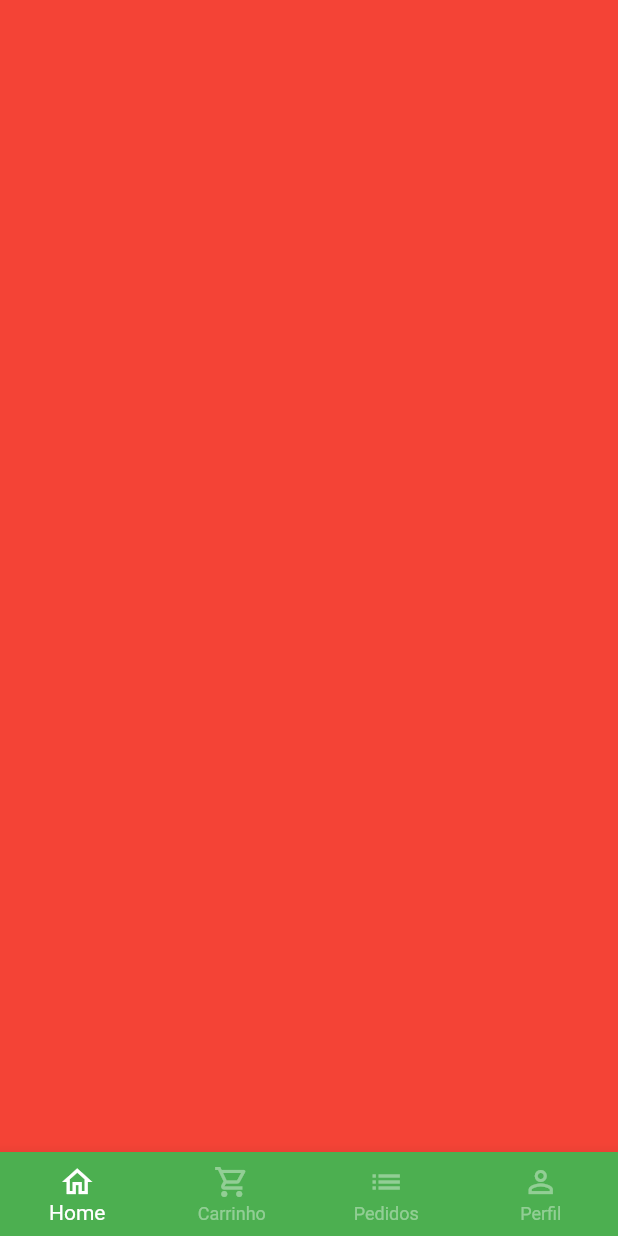
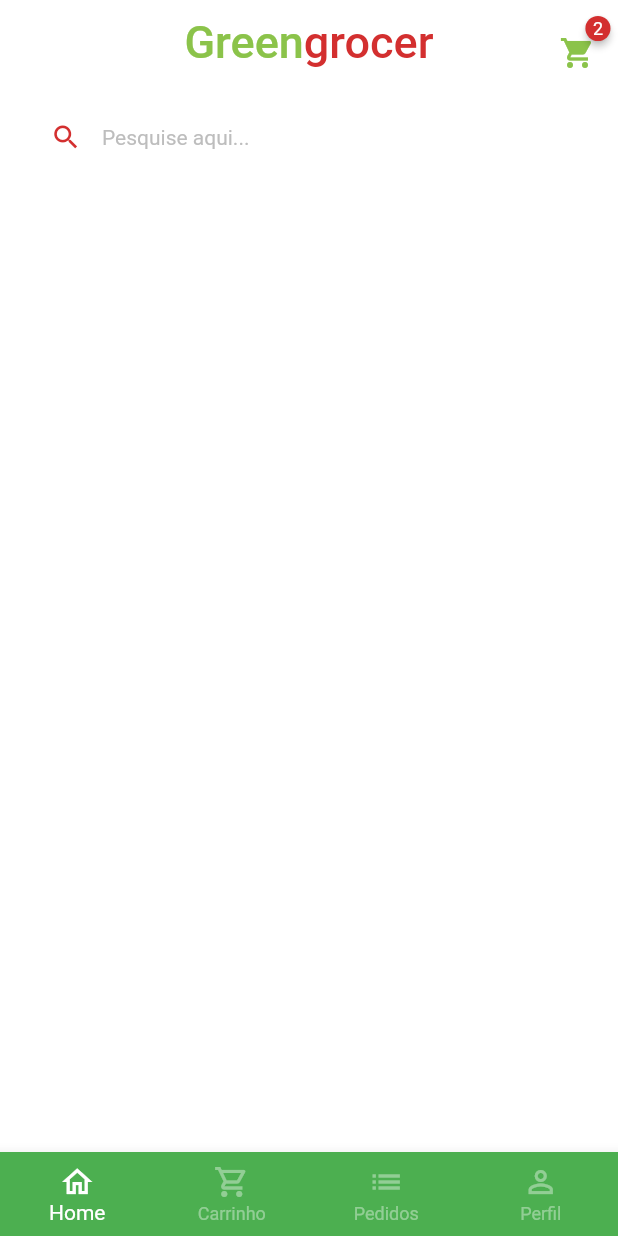
Before and after one commit to douglasfcsoares/greengrocer, a Flutter app: the screen it shows after launch, after a tap on "Entrar", on a phone screen of 412 x 824 dp. Run offline on Flutter 3.47's test engine with Material 2 defaults, Android fonts, the phone set to English and light mode, and no system bars; drawn by our look-alikes of badges; our stand-ins replace animated_text_kit, mask_text_input_formatter.

Commit message:
Criação da tela home até o campo de pesquisa

```diff
--- a/lib/main.dart
+++ b/lib/main.dart
@@ -14,6 +14,7 @@ class MyApp extends StatelessWidget {
       title: 'Flutter Demo',
       theme: ThemeData(
         primarySwatch: Colors.green,
+        scaffoldBackgroundColor: Colors.white.withAlpha(190),
       ),
       debugShowCheckedModeBanner: false,
       home: const SignInScreen(),
--- a/lib/src/base/base_screen.dart
+++ b/lib/src/base/base_screen.dart
@@ -1,4 +1,5 @@
 import 'package:flutter/material.dart';
+import 'package:greengrocer/src/home/home_tab.dart';
 
 class BaseScreen extends StatefulWidget {
   const BaseScreen({Key? key}) : super(key: key);
@@ -18,9 +19,7 @@ class _BaseScreenState extends State<BaseScreen> {
         physics: const NeverScrollableScrollPhysics(),
         controller: pageController,
         children: [
-          Container(
-            color: Colors.red,
-          ),
+          const HomeTab(),
           Container(
             color: Colors.yellow,
           ),
--- /dev/null
+++ b/lib/src/home/home_tab.dart
@@ -0,0 +1,106 @@
+import 'package:badges/badges.dart';
+import 'package:flutter/material.dart';
+import 'package:greengrocer/src/config/custom_colors.dart';
+
+class HomeTab extends StatelessWidget {
+  const HomeTab({Key? key}) : super(key: key);
+
+  @override
+  Widget build(BuildContext context) {
+    return Scaffold(
+      // ##################### App Bar
+
+      appBar: AppBar(
+        backgroundColor: Colors.transparent,
+        elevation: 0,
+        centerTitle: true,
+        title: Text.rich(
+          TextSpan(
+            style: const TextStyle(
+              fontSize: 30,
+            ),
+            children: [
+              TextSpan(
+                text: 'Green',
+                style: TextStyle(
+                  color: CustomColors.customSwatchColor,
+                ),
+              ),
+              TextSpan(
+                text: 'grocer',
+                style: TextStyle(
+                  color: CustomColors.customContrastColor,
+                ),
+              ),
+            ],
+          ),
+        ),
+        actions: [
+          // ##################### Carrinho
+
+          Padding(
+            padding: const EdgeInsets.only(top: 15, right: 15),
+            child: GestureDetector(
+              onTap: () {},
+              child: Badge(
+                badgeColor: CustomColors.customContrastColor,
+                badgeContent: const Text(
+                  '2',
+                  style: TextStyle(
+                    color: Colors.white,
+                    fontSize: 12,
+                  ),
+                ),
+                child: Icon(
+                  Icons.shopping_cart,
+                  color: CustomColors.customSwatchColor,
+                ),
+              ),
+            ),
+          )
+        ],
+      ),
+
+      body: Column(
+        children: [
+          // Campo Pesquisa
+
+          Padding(
+            padding: const EdgeInsets.symmetric(
+              horizontal: 20,
+              vertical: 10,
+            ),
+            child: TextFormField(
+              decoration: InputDecoration(
+                filled: true,
+                fillColor: Colors.white,
+                isDense: true,
+                hintText: 'Pesquise aqui...',
+                hintStyle: TextStyle(
+                  color: Colors.grey.shade400,
+                  fontSize: 14,
+                ),
+                prefixIcon: Icon(
+                  Icons.search,
+                  color: CustomColors.customContrastColor,
+                  size: 21,
+                ),
+                border: OutlineInputBorder(
+                  borderRadius: BorderRadius.circular(60),
+                  borderSide: const BorderSide(
+                    width: 0,
+                    style: BorderStyle.none,
+                  ),
+                ),
+              ),
+            ),
+          )
+
+          // Categorias
+
+          // Grid de Produtos
+        ],
+      ),
+    );
+  }
+}
--- a/pubspec.yaml
+++ b/pubspec.yaml
@@ -36,6 +36,7 @@ dependencies:
   cupertino_icons: ^1.0.2
   animated_text_kit: ^4.2.2
   mask_text_input_formatter: ^2.4.0
+  badges: ^2.0.3
 
 dev_dependencies:
   flutter_test:
```
Also changed, not shown: lib/src/auth/sign_in_screen.dart (+9 -0 lines), pubspec.lock.
